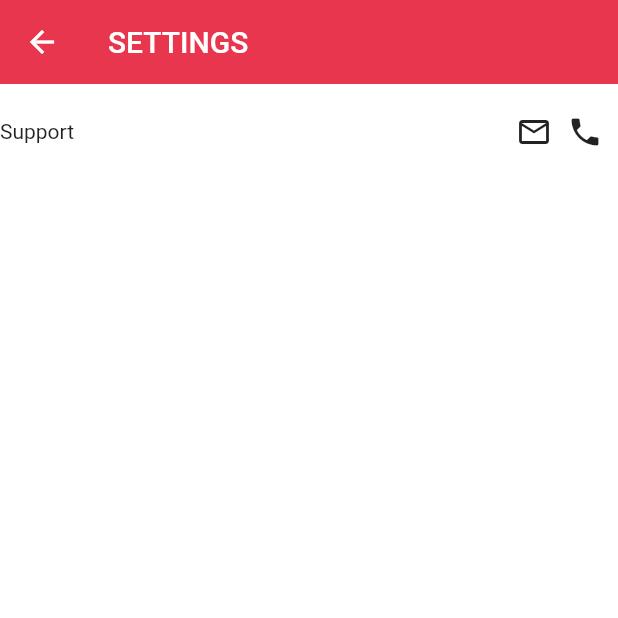
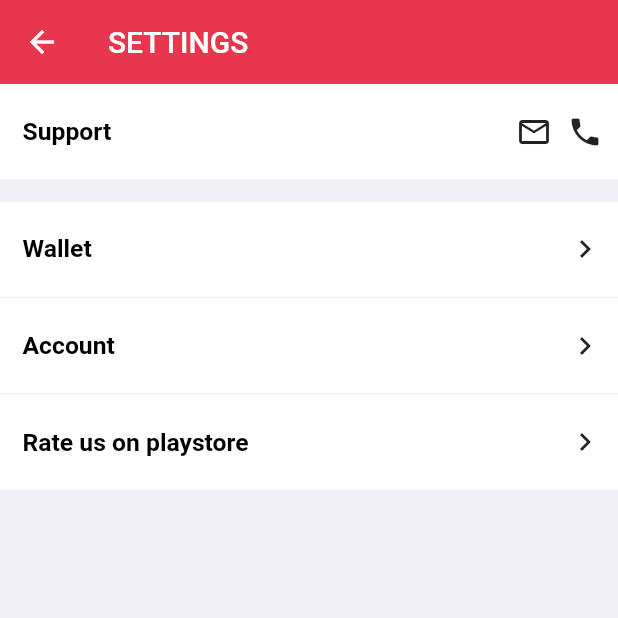
Before and after one commit to Madhav008/camhed, a Flutter app: the DoctorSettingPage screen opened directly, on a phone screen of 412 x 824 dp, the top half of it. Run offline on Flutter 3.47's test engine with Material 2 defaults, Android fonts, the phone set to English and light mode, and no system bars; our stand-ins replace cloud_firestore, firebase_auth, firebase_core, firebase_storage, fluttertoast, image_picker and 2 more; missing offline and left inert: fdottedline, flutter_ticket_widget, otp_count_down; accounts and stored records are empty; statements that could not run were skipped.

```diff
--- a/lib/Doctor/Pages/doctorSettingPage.dart
+++ b/lib/Doctor/Pages/doctorSettingPage.dart
@@ -1,3 +1,5 @@
+import 'package:camhed/Doctor/Pages/doctorAccount.dart';
+import 'package:flutter/cupertino.dart';
 import 'package:flutter/material.dart';
 
 class DoctorSettingPage extends StatelessWidget {
@@ -8,8 +10,7 @@ class DoctorSettingPage extends StatelessWidget {
     var height = MediaQuery.of(context).size.height;
     var width = MediaQuery.of(context).size.width;
     return Scaffold(
-      backgroundColor: Colors.white60
-      ,
+      backgroundColor: Color(0xfff1f0f6),
       appBar: AppBar(
         elevation: 0,
         title: Text(
@@ -28,7 +29,10 @@ class DoctorSettingPage extends StatelessWidget {
             child: Row(
               mainAxisAlignment: MainAxisAlignment.spaceBetween,
               children: [
-                Text("Support"),
+                Padding(
+                  padding: const EdgeInsets.only(left: 15),
+                  child: Text("Support",style: TextStyle(color: Colors.black,fontWeight: FontWeight.w600,fontSize: height/50),),
+                ),
                 Row(
                   children: [
                     Padding(
@@ -43,7 +47,89 @@ class DoctorSettingPage extends StatelessWidget {
                 )
               ],
             ),
-          )
+          ),
+          Padding(
+            padding: const EdgeInsets.only(top: 15),
+            child: Container(
+              height: height/13,
+              width: width,
+              color: Colors.white,
+              child: Row(
+                mainAxisAlignment: MainAxisAlignment.spaceBetween,
+                children: [
+                  Padding(
+                    padding: const EdgeInsets.only(left: 15),
+                    child: Text("Wallet",style: TextStyle(color: Colors.black,fontWeight: FontWeight.w600,fontSize: height/50),),
+                  ),
+                  Row(
+                    children: [
+                      Padding(
+                        padding: const EdgeInsets.only(right: 10),
+                        child: Icon(Icons.navigate_next),
+                      ),
+                    ],
+                  )
+                ],
+              ),
+            ),
+          ),
+
+          Padding(
+            padding: const EdgeInsets.only(top: 1),
+            child: InkWell(
+              onTap: (){
+                Navigator.push(context, MaterialPageRoute(builder: (context)=>DoctorAccount()));
+              },
+              child: Container(
+                height: height/13,
+                width: width,
+                color: Colors.white,
+                child: Row(
+                  mainAxisAlignment: MainAxisAlignment.spaceBetween,
+                  children: [
+                    Padding(
+                      padding: const EdgeInsets.only(left: 15),
+                      child: Text("Account",style: TextStyle(color: Colors.black,fontWeight: FontWeight.w600,fontSize: height/50),),
+                    ),
+                    Row(
+                      children: [
+                        Padding(
+                          padding: const EdgeInsets.only(right: 10),
+                          child: Icon(Icons.navigate_next),
+                        ),
+                      ],
+                    )
+                  ],
+                ),
+              ),
+            ),
+          ),
+
+          Padding(
+            padding: const EdgeInsets.only(top: 1),
+            child: Container(
+              height: height/13,
+              width: width,
+              color: Colors.white,
+              child: Row(
+                mainAxisAlignment: MainAxisAlignment.spaceBetween,
+                children: [
+                  Padding(
+                    padding: const EdgeInsets.only(left: 15),
+                    child: Text("Rate us on playstore",style: TextStyle(color: Colors.black,fontWeight: FontWeight.w600,fontSize: height/50),),
+                  ),
+                  Row(
+                    children: [
+                      Padding(
+                        padding: const EdgeInsets.only(right: 10),
+                        child: Icon(Icons.navigate_next),
+                      ),
+                    ],
+                  )
+                ],
+              ),
+            ),
+          ),
         ],
       ),
     );
```
